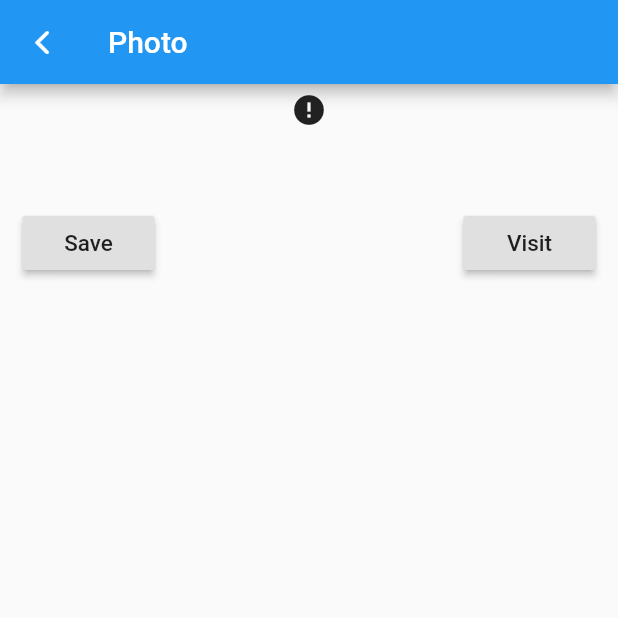
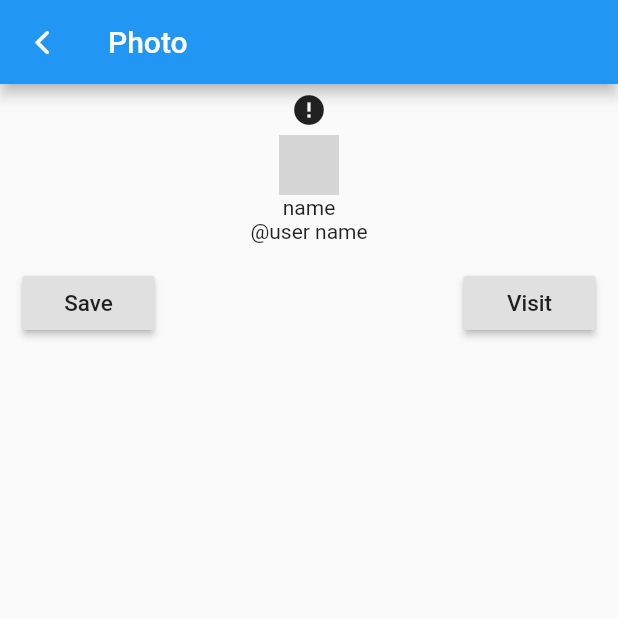
Before and after one commit to nazip/skill_branch_flutter, a Flutter app: the screen it shows after launch, after a tap on the "error" icon, on a phone screen of 412 x 824 dp, the top half of it. Run offline on Flutter 3.47's test engine with Material 2 defaults, Android fonts, the phone set to English and light mode, and no system bars; drawn by our look-alikes of cached_network_image; network calls fail; grey boxes are pictures that could not be loaded.

Commit message:
before refactor

```diff
--- a/lib/screens/feed_screen.dart
+++ b/lib/screens/feed_screen.dart
@@ -44,7 +44,12 @@ class _FeedState extends State<Feed> {
                 context,
                 MaterialPageRoute(
                     builder: (context) => FullScreenImage(
-                        photo: kFlutterDash, heroTag: tag.toString())));
+                        name: "name",
+                        userName: "user name",
+                        userPhoto:
+                            'https://skill-branch.ru/img/speakers/Adechenko.jpg',
+                        photo: kFlutterDash,
+                        heroTag: tag.toString())));
           },
         ),
         _buildPhotoMeta(),
--- a/lib/screens/photo_screen.dart
+++ b/lib/screens/photo_screen.dart
@@ -4,8 +4,8 @@ import 'package:flutter/material.dart';
 import '../widgets/widgets.dart';
 import './feed_screen.dart';
 
-class FullScreenImage extends StatelessWidget {
-  const FullScreenImage(
+class FullScreenImage extends StatefulWidget {
+  FullScreenImage(
       {String altDescription,
       String photo,
       String userName,
@@ -29,6 +29,21 @@ class FullScreenImage extends StatelessWidget {
   final String userPhoto;
 
   @override
+  _FullScreenImageState createState() => _FullScreenImageState();
+}
+
+class _FullScreenImageState extends State<FullScreenImage>
+    with TickerProviderStateMixin {
+  AnimationController _controller;
+
+  @override
+  void initState() {
+    super.initState();
+    _controller = AnimationController(
+        duration: const Duration(milliseconds: 2000), vsync: this);
+  }
+
+  @override
   Widget build(BuildContext context) {
     return Scaffold(
         body: Column(children: [
@@ -43,10 +58,11 @@ class FullScreenImage extends StatelessWidget {
                 });
           }),
           title: Text('Photo')),
-      Hero(tag: heroTag, child: Photo(photoLink: kFlutterDash)),
-      Text(this.name == null ? '' : this.name),
-      Text(this.userName == null ? '' : '@' + this.userName),
-      Text(this.altDescription == null ? '' : this.altDescription),
+      Hero(tag: widget.heroTag, child: Photo(photoLink: kFlutterDash)),
+      UserAvatar(widget.userPhoto),
+      Text(widget.name == null ? '' : widget.name),
+      Text(widget.userName == null ? '' : '@' + widget.userName),
+      Text(widget.altDescription == null ? '' : widget.altDescription),
       Padding(
         padding: const EdgeInsets.only(left: 15, right: 15),
         child: GestureDetector(
```
